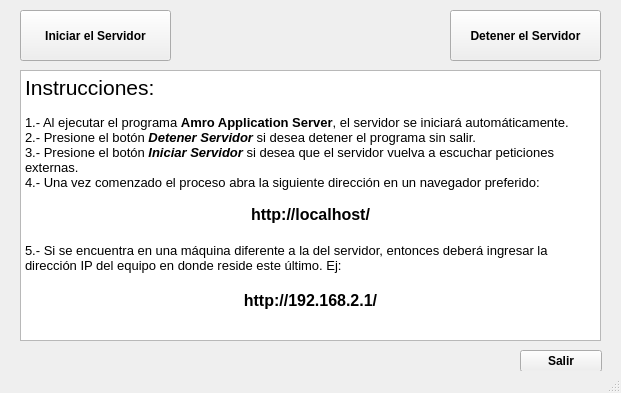
guidoalloatti/amro, file AmroAppServer/mainwindow.ui: the form before one commit.
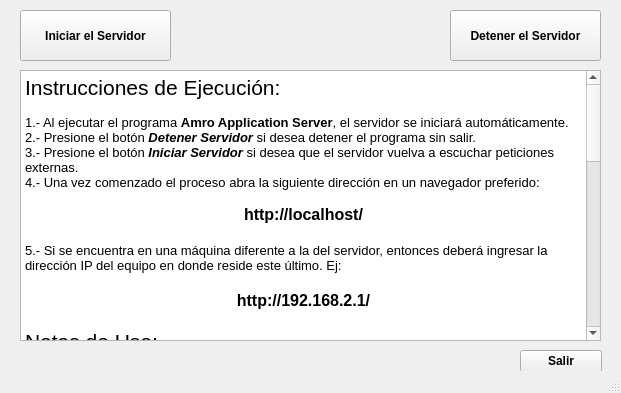
The form after the commit.

Commit message: Cambios en el reporte de errores cuando se sube OCs y agregue gif para simbolizar carga. Además agregue que cuando se logue pueda apretar Enter como opción de hacer click en "login"

The edit to the form file:
```diff
--- a/AmroAppServer/mainwindow.ui
+++ b/AmroAppServer/mainwindow.ui
@@ -40,7 +40,7 @@
 &lt;table border=&quot;0&quot; style=&quot;-qt-table-type: root; margin-top:4px; margin-bottom:4px; margin-left:4px; margin-right:4px;&quot;&gt;
 &lt;tr&gt;
 &lt;td style=&quot;border: none;&quot;&gt;
-&lt;p style=&quot; margin-top:0px; margin-bottom:0px; margin-left:0px; margin-right:0px; -qt-block-indent:0; text-indent:0px;&quot;&gt;&lt;span style=&quot; font-size:16pt;&quot;&gt;Instrucciones:&lt;/span&gt;&lt;/p&gt;
+&lt;p style=&quot; margin-top:0px; margin-bottom:0px; margin-left:0px; margin-right:0px; -qt-block-indent:0; text-indent:0px;&quot;&gt;&lt;span style=&quot; font-size:16pt;&quot;&gt;Instrucciones de Ejecución:&lt;/span&gt;&lt;/p&gt;
 &lt;p style=&quot;-qt-paragraph-type:empty; margin-top:0px; margin-bottom:0px; margin-left:0px; margin-right:0px; -qt-block-indent:0; text-indent:0px; font-size:10pt;&quot;&gt;&lt;/p&gt;
 &lt;p style=&quot; margin-top:0px; margin-bottom:0px; margin-left:0px; margin-right:0px; -qt-block-indent:0; text-indent:0px;&quot;&gt;&lt;span style=&quot; font-size:10pt;&quot;&gt;1.- Al ejecutar el programa &lt;/span&gt;&lt;span style=&quot; font-size:10pt; font-weight:600;&quot;&gt;Amro Appl&lt;/span&gt;&lt;span style=&quot; font-size:10pt; font-weight:600;&quot;&gt;ication Server&lt;/span&gt;&lt;span style=&quot; font-size:10pt;&quot;&gt;, el servidor se iniciará automáticamente.&lt;/span&gt;&lt;/p&gt;
 &lt;p style=&quot; margin-top:0px; margin-bottom:0px; margin-left:0px; margin-right:0px; -qt-block-indent:0; text-indent:0px;&quot;&gt;&lt;span style=&quot; font-size:10pt;&quot;&gt;2.- Presione el botón &lt;/span&gt;&lt;span style=&quot; font-size:10pt; font-weight:600; font-style:italic;&quot;&gt;Det&lt;/span&gt;&lt;span style=&quot; font-size:10pt; font-weight:600; font-style:italic;&quot;&gt;ener Serv&lt;/span&gt;&lt;span style=&quot; font-size:10pt; font-weight:600; font-style:italic;&quot;&gt;i&lt;/span&gt;&lt;span style=&quot; font-size:10pt; font-weight:600; font-style:italic;&quot;&gt;dor&lt;/span&gt;&lt;span style=&quot; font-size:10pt;&quot;&gt; si desea detener el programa sin salir.&lt;/span&gt;&lt;/p&gt;
@@ -50,7 +50,33 @@
 &lt;p align=&quot;center&quot; style=&quot; margin-top:0px; margin-bottom:0px; margin-left:0px; margin-right:0px; -qt-block-indent:0; text-indent:0px;&quot;&gt;&lt;span style=&quot; font-size:12pt; font-weight:600;&quot;&gt;http://localhost/&lt;/span&gt;&lt;/p&gt;
 &lt;p style=&quot;-qt-paragraph-type:empty; margin-top:0px; margin-bottom:0px; margin-left:0px; margin-right:0px; -qt-block-indent:0; text-indent:0px; font-size:12pt; font-weight:600;&quot;&gt;&lt;/p&gt;
 &lt;p style=&quot; margin-top:0px; margin-bottom:0px; margin-left:0px; margin-right:0px; -qt-block-indent:0; text-indent:0px;&quot;&gt;&lt;span style=&quot; font-size:10pt;&quot;&gt;5.- Si se encuentra en una máquina diferente a la del servidor, entonces deberá ingresar la dirección IP del equipo en donde reside este último. Ej:&lt;/span&gt;&lt;/p&gt;
-&lt;p align=&quot;center&quot; style=&quot; margin-top:0px; margin-bottom:0px; margin-left:0px; margin-right:0px; -qt-block-indent:0; text-indent:0px;&quot;&gt;&lt;span style=&quot; font-size:12pt; font-weight:600;&quot;&gt;&lt;br /&gt;http://192.168.2.1/&lt;/span&gt;&lt;/p&gt;&lt;/td&gt;&lt;/tr&gt;&lt;/table&gt;&lt;/body&gt;&lt;/html&gt;</string>
+&lt;p align=&quot;center&quot; style=&quot; margin-top:0px; margin-bottom:0px; margin-left:0px; margin-right:0px; -qt-block-indent:0; text-indent:0px;&quot;&gt;&lt;span style=&quot; font-size:12pt; font-weight:600;&quot;&gt;&lt;br /&gt;http://192.168.2.1/&lt;/span&gt;&lt;/p&gt;
+&lt;p align=&quot;center&quot; style=&quot;-qt-paragraph-type:empty; margin-top:0px; margin-bottom:0px; margin-left:0px; margin-right:0px; -qt-block-indent:0; text-indent:0px; font-size:12pt; font-weight:600;&quot;&gt;&lt;/p&gt;
+&lt;p style=&quot; margin-top:0px; margin-bottom:0px; margin-left:0px; margin-right:0px; -qt-block-indent:0; text-indent:0px;&quot;&gt;&lt;span style=&quot; font-size:16pt;&quot;&gt;Notas de Uso:&lt;/span&gt;&lt;/p&gt;
+&lt;p style=&quot; margin-top:0px; margin-bottom:0px; margin-left:0px; margin-right:0px; -qt-block-indent:0; text-indent:0px;&quot;&gt;&lt;span style=&quot; font-size:10pt;&quot;&gt;&lt;br /&gt;1.- Utilizar como navegador por defecto Google Chrome el cual viene incluido en el CD de instalación.&lt;/span&gt;&lt;/p&gt;
+&lt;p style=&quot; margin-top:0px; margin-bottom:0px; margin-left:0px; margin-right:0px; -qt-block-indent:0; text-indent:0px;&quot;&gt;&lt;span style=&quot; font-size:10pt;&quot;&gt;2.- Para poder subir archivos al servidor (firmas, CSVs, Tratamientos Térmicos, etc) debe permitir que se ejecute el &amp;quot;popup&amp;quot; cuando sea&lt;/span&gt;&lt;/p&gt;
+&lt;p style=&quot; margin-top:0px; margin-bottom:0px; margin-left:0px; margin-right:0px; -qt-block-indent:0; text-indent:0px;&quot;&gt;&lt;span style=&quot; font-size:10pt;&quot;&gt;advertido por su navegador. Le desplegará esta opción en la parte superior de la página.&lt;/span&gt;&lt;/p&gt;
+&lt;p style=&quot; margin-top:0px; margin-bottom:0px; margin-left:0px; margin-right:0px; -qt-block-indent:0; text-indent:0px;&quot;&gt;&lt;span style=&quot; font-size:10pt;&quot;&gt;3.- A la hora de subir archivos con &lt;/span&gt;&lt;span style=&quot; font-size:10pt; font-weight:600;&quot;&gt;Ordenes de Compra &lt;/span&gt;&lt;span style=&quot; font-size:10pt;&quot;&gt;debe respetar el siguiente formato de archivo:&lt;/span&gt;&lt;/p&gt;
+&lt;p style=&quot; margin-top:0px; margin-bottom:0px; margin-left:0px; margin-right:0px; -qt-block-indent:0; text-indent:0px;&quot;&gt;&lt;span style=&quot; font-size:10pt;&quot;&gt;	&lt;/span&gt;&lt;/p&gt;
+&lt;p style=&quot; margin-top:0px; margin-bottom:0px; margin-left:0px; margin-right:0px; -qt-block-indent:0; text-indent:0px;&quot;&gt;&lt;span style=&quot; font-size:10pt;&quot;&gt;    * El archivo debe ser originalmente o transformado a CSV.&lt;/span&gt;&lt;/p&gt;
+&lt;p style=&quot; margin-top:0px; margin-bottom:0px; margin-left:0px; margin-right:0px; -qt-block-indent:0; text-indent:0px;&quot;&gt;&lt;span style=&quot; font-size:10pt;&quot;&gt;    * El formato del CSV debe tener como caracter de separación entre columnas el  ; (punto y coma) y no debe tener ningún caracter&lt;/span&gt;&lt;/p&gt;
+&lt;p style=&quot; margin-top:0px; margin-bottom:0px; margin-left:0px; margin-right:0px; -qt-block-indent:0; text-indent:0px;&quot;&gt;&lt;span style=&quot; font-size:10pt;&quot;&gt;       para encerrar al valor de cada celda. &lt;/span&gt;&lt;/p&gt;
+&lt;p style=&quot; margin-top:0px; margin-bottom:0px; margin-left:0px; margin-right:0px; -qt-block-indent:0; text-indent:0px;&quot;&gt;&lt;span style=&quot; font-size:10pt;&quot;&gt;    * El encabezado (primera fila) del CSV debe contener valores tales que el servidor permita reconocer de qué columna se trata. Para&lt;/span&gt;&lt;/p&gt;
+&lt;p style=&quot; margin-top:0px; margin-bottom:0px; margin-left:0px; margin-right:0px; -qt-block-indent:0; text-indent:0px;&quot;&gt;&lt;span style=&quot; font-size:10pt;&quot;&gt;       esto debe contener sí o sí las palabras clave: &lt;/span&gt;&lt;span style=&quot; font-size:10pt; font-weight:600;&quot;&gt;colada&lt;/span&gt;&lt;span style=&quot; font-size:10pt;&quot;&gt;, &lt;/span&gt;&lt;span style=&quot; font-size:10pt; font-weight:600;&quot;&gt;compra&lt;/span&gt;&lt;span style=&quot; font-size:10pt;&quot;&gt;, &lt;/span&gt;&lt;span style=&quot; font-size:10pt; font-weight:600;&quot;&gt;material&lt;/span&gt;&lt;span style=&quot; font-size:10pt;&quot;&gt;,&lt;/span&gt;&lt;span style=&quot; font-size:10pt; font-weight:600;&quot;&gt; cliente&lt;/span&gt;&lt;span style=&quot; font-size:10pt;&quot;&gt; y &lt;/span&gt;&lt;span style=&quot; font-size:10pt; font-weight:600;&quot;&gt;descrip&lt;/span&gt;&lt;span style=&quot; font-size:10pt;&quot;&gt;.  &lt;/span&gt;&lt;span style=&quot; font-size:10pt; font-style:italic;&quot;&gt;cliente&lt;/span&gt;&lt;span style=&quot; font-size:10pt;&quot;&gt; es el único campo no obligatorio.&lt;/span&gt;&lt;/p&gt;
+&lt;p style=&quot; margin-top:0px; margin-bottom:0px; margin-left:0px; margin-right:0px; -qt-block-indent:0; text-indent:0px;&quot;&gt;&lt;span style=&quot; font-size:10pt;&quot;&gt;       No importa si están en minúscula o &lt;/span&gt;&lt;span style=&quot; font-size:10pt;&quot;&gt;mayúscula o si están en conjunto con otras palabras. Ej: Nº de colada.&lt;/span&gt;&lt;/p&gt;
+&lt;p style=&quot; margin-top:0px; margin-bottom:0px; margin-left:0px; margin-right:0px; -qt-block-indent:0; text-indent:0px;&quot;&gt;&lt;span style=&quot; font-size:10pt;&quot;&gt;    * El cliente le mostrará la lista de errores obtenidos de la recolección de datos del archivo subido.&lt;/span&gt;&lt;/p&gt;
+&lt;p style=&quot; margin-top:0px; margin-bottom:0px; margin-left:0px; margin-right:0px; -qt-block-indent:0; text-indent:0px;&quot;&gt;&lt;span style=&quot; font-size:10pt;&quot;&gt;    * Ejemplo de CSV (cabecera, sólo una fila). El servidor ignorará el valor de O/SIP:&lt;/span&gt;&lt;/p&gt;
+&lt;p style=&quot;-qt-paragraph-type:empty; margin-top:0px; margin-bottom:0px; margin-left:0px; margin-right:0px; -qt-block-indent:0; text-indent:0px; font-size:10pt;&quot;&gt;&lt;/p&gt;
+&lt;p style=&quot; margin-top:0px; margin-bottom:0px; margin-left:0px; margin-right:0px; -qt-block-indent:0; text-indent:0px;&quot;&gt;&lt;span style=&quot; font-size:10pt;&quot;&gt;	&lt;/span&gt;&lt;span style=&quot; font-size:10pt; font-style:italic;&quot;&gt;Nº COLADA&lt;/span&gt;&lt;span style=&quot; font-size:10pt; font-weight:600; font-style:italic;&quot;&gt;;&lt;/span&gt;&lt;span style=&quot; font-size:10pt; font-style:italic;&quot;&gt;O/COMPRA&lt;/span&gt;&lt;span style=&quot; font-size:10pt; font-weight:600; font-style:italic;&quot;&gt;;&lt;/span&gt;&lt;span style=&quot; font-size:10pt; font-style:italic;&quot;&gt;MATERIAL&lt;/span&gt;&lt;span style=&quot; font-size:10pt; font-weight:600; font-style:italic;&quot;&gt;;&lt;/span&gt;&lt;span style=&quot; font-size:10pt; font-style:italic;&quot;&gt;O/SIP&lt;/span&gt;&lt;span style=&quot; font-size:10pt; font-weight:600; font-style:italic;&quot;&gt;;&lt;/span&gt;&lt;span style=&quot; font-size:10pt; font-style:italic;&quot;&gt;DESCRIPCION&lt;/span&gt;&lt;/p&gt;
+&lt;p style=&quot; margin-top:0px; margin-bottom:0px; margin-left:0px; margin-right:0px; -qt-block-indent:0; text-indent:0px;&quot;&gt;&lt;span style=&quot; font-size:10pt; font-style:italic;&quot;&gt;	M-566&lt;/span&gt;&lt;span style=&quot; font-size:10pt; font-weight:600; font-style:italic;&quot;&gt;;&lt;/span&gt;&lt;span style=&quot; font-size:10pt; font-style:italic;&quot;&gt;7579 TEL&lt;/span&gt;&lt;span style=&quot; font-size:10pt; font-weight:600; font-style:italic;&quot;&gt;;&lt;/span&gt;&lt;span style=&quot; font-size:10pt; font-style:italic;&quot;&gt;WCB&lt;/span&gt;&lt;span style=&quot; font-size:10pt; font-weight:600; font-style:italic;&quot;&gt;;;&lt;/span&gt;&lt;span style=&quot; font-size:10pt; font-style:italic;&quot;&gt;3-CPO E-4&amp;quot;300 RJ&lt;/span&gt;&lt;/p&gt;
+&lt;p style=&quot;-qt-paragraph-type:empty; margin-top:0px; margin-bottom:0px; margin-left:0px; margin-right:0px; -qt-block-indent:0; text-indent:0px; font-size:10pt; font-style:italic;&quot;&gt;&lt;/p&gt;
+&lt;p style=&quot; margin-top:0px; margin-bottom:0px; margin-left:0px; margin-right:0px; -qt-block-indent:0; text-indent:0px;&quot;&gt;&lt;span style=&quot; font-size:10pt;&quot;&gt;4.- A la hora de subir archivos de &lt;/span&gt;&lt;span style=&quot; font-size:10pt; font-weight:600;&quot;&gt;A&lt;/span&gt;&lt;span style=&quot; font-size:10pt; font-weight:600;&quot;&gt;nálisis &lt;/span&gt;&lt;span style=&quot; font-size:10pt; font-weight:600;&quot;&gt;Q&lt;/span&gt;&lt;span style=&quot; font-size:10pt; font-weight:600;&quot;&gt;uímicos&lt;/span&gt;&lt;span style=&quot; font-size:10pt;&quot;&gt; se siguen con las misma recomendaciones para archivos con ordenes de compra&lt;/span&gt;&lt;/p&gt;
+&lt;p style=&quot; margin-top:0px; margin-bottom:0px; margin-left:0px; margin-right:0px; -qt-block-indent:0; text-indent:0px;&quot;&gt;&lt;span style=&quot; font-size:10pt;&quot;&gt;con la diferencia que las palabras claves requeridas son: &lt;/span&gt;&lt;span style=&quot; font-size:10pt; font-weight:600;&quot;&gt;probeta&lt;/span&gt;&lt;span style=&quot; font-size:10pt;&quot;&gt;, &lt;/span&gt;&lt;span style=&quot; font-size:10pt; font-weight:600;&quot;&gt;fe&lt;/span&gt;&lt;span style=&quot; font-size:10pt; font-weight:600;&quot;&gt;cha&lt;/span&gt;&lt;span style=&quot; font-size:10pt;&quot;&gt;, &lt;/span&gt;&lt;span style=&quot; font-size:10pt; font-weight:600;&quot;&gt;calidad&lt;/span&gt;&lt;span style=&quot; font-size:10pt;&quot;&gt; y las todas las columnas que correspondan al&lt;/span&gt;&lt;/p&gt;
+&lt;p style=&quot; margin-top:0px; margin-bottom:0px; margin-left:0px; margin-right:0px; -qt-block-indent:0; text-indent:0px;&quot;&gt;&lt;span style=&quot; font-size:10pt;&quot;&gt;los valores de análisis mecánico &lt;/span&gt;&lt;span style=&quot; font-size:10pt; font-weight:600;&quot;&gt;C&lt;/span&gt;&lt;span style=&quot; font-size:10pt;&quot;&gt;, &lt;/span&gt;&lt;span style=&quot; font-size:10pt; font-weight:600;&quot;&gt;S&lt;/span&gt;&lt;span style=&quot; font-size:10pt; font-weight:600;&quot;&gt;i&lt;/span&gt;&lt;span style=&quot; font-size:10pt;&quot;&gt;, &lt;/span&gt;&lt;span style=&quot; font-size:10pt; font-weight:600;&quot;&gt;Mn&lt;/span&gt;&lt;span style=&quot; font-size:10pt;&quot;&gt;, &lt;/span&gt;&lt;span style=&quot; font-size:10pt; font-weight:600;&quot;&gt;P&lt;/span&gt;&lt;span style=&quot; font-size:10pt;&quot;&gt;, &lt;/span&gt;&lt;span style=&quot; font-size:10pt; font-weight:600;&quot;&gt;S&lt;/span&gt;&lt;span style=&quot; font-size:10pt;&quot;&gt;, &lt;/span&gt;&lt;span style=&quot; font-size:10pt; font-weight:600;&quot;&gt;Cr&lt;/span&gt;&lt;span style=&quot; font-size:10pt;&quot;&gt;, &lt;/span&gt;&lt;span style=&quot; font-size:10pt; font-weight:600;&quot;&gt;Ni&lt;/span&gt;&lt;span style=&quot; font-size:10pt;&quot;&gt;, &lt;/span&gt;&lt;span style=&quot; font-size:10pt; font-weight:600;&quot;&gt;Mo&lt;/span&gt;&lt;span style=&quot; font-size:10pt;&quot;&gt;, &lt;/span&gt;&lt;span style=&quot; font-size:10pt; font-weight:600;&quot;&gt;Cu&lt;/span&gt;&lt;span style=&quot; font-size:10pt;&quot;&gt; y &lt;/span&gt;&lt;span style=&quot; font-size:10pt; font-weight:600;&quot;&gt;V&lt;/span&gt;&lt;span style=&quot; font-size:10pt;&quot;&gt;. Ej:&lt;/span&gt;&lt;/p&gt;
+&lt;p style=&quot;-qt-paragraph-type:empty; margin-top:0px; margin-bottom:0px; margin-left:0px; margin-right:0px; -qt-block-indent:0; text-indent:0px; font-size:10pt;&quot;&gt;&lt;/p&gt;
+&lt;p style=&quot; margin-top:0px; margin-bottom:0px; margin-left:0px; margin-right:0px; -qt-block-indent:0; text-indent:0px;&quot;&gt;&lt;span style=&quot; font-size:10pt;&quot;&gt;	&lt;/span&gt;&lt;span style=&quot; font-size:10pt; font-style:italic;&quot;&gt;Probeta;ID-3;ID-4;Fecha;Colada Nº;Calidad;Cantidad PF/ Detalle;Cantidad Aros / Detalle;C;Si;Mn;P;S;Cr;Ni;Mo;Cu;V&lt;/span&gt;&lt;/p&gt;
+&lt;p style=&quot; margin-top:0px; margin-bottom:0px; margin-left:0px; margin-right:0px; -qt-block-indent:0; text-indent:0px;&quot;&gt;&lt;span style=&quot; font-size:10pt; font-style:italic;&quot;&gt;	&lt;/span&gt;&lt;span style=&quot; font-size:10pt; font-style:italic;&quot;&gt;AR 1098;;CRIS;21/07/2010;891 F H1;WCB;CUNA E2-300/600-F;;0,207;0,315;0,94;0,024;0,009;0,123;0,035;0,015;0,014;0,003&lt;/span&gt;&lt;/p&gt;
+&lt;p style=&quot;-qt-paragraph-type:empty; margin-top:0px; margin-bottom:0px; margin-left:0px; margin-right:0px; -qt-block-indent:0; text-indent:0px; font-size:10pt;&quot;&gt;&lt;/p&gt;&lt;/td&gt;&lt;/tr&gt;&lt;/table&gt;&lt;/body&gt;&lt;/html&gt;</string>
     </property>
    </widget>
    <widget class="QPushButton" name="startButton">
```
The commit also changes 9 other files.
